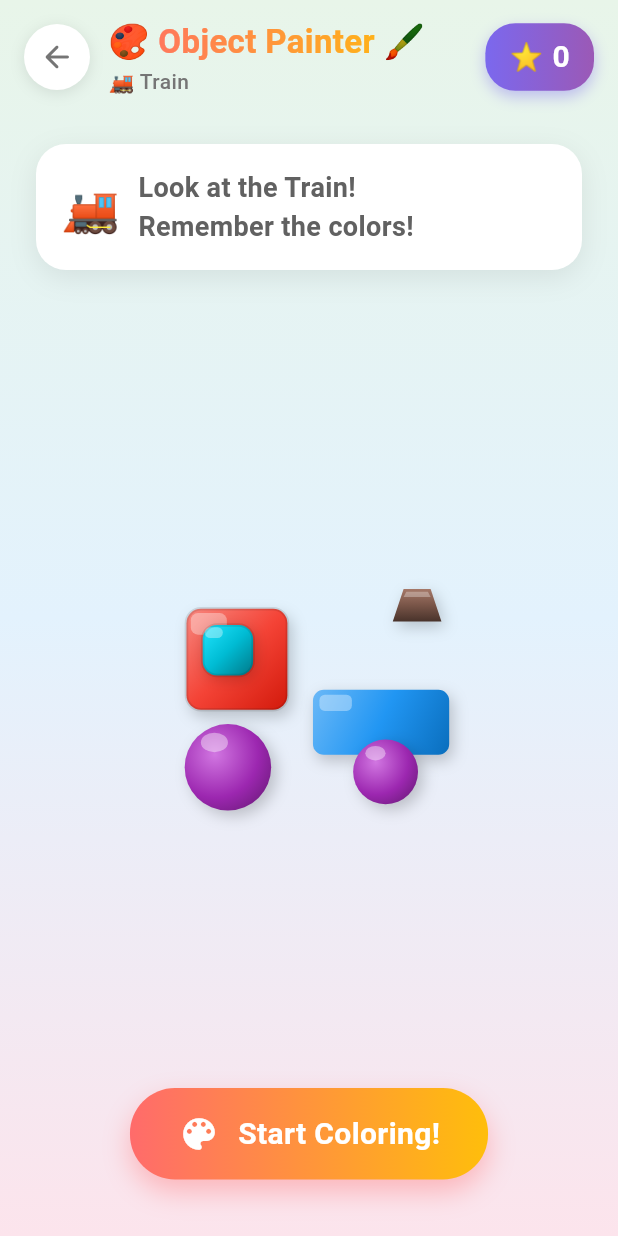
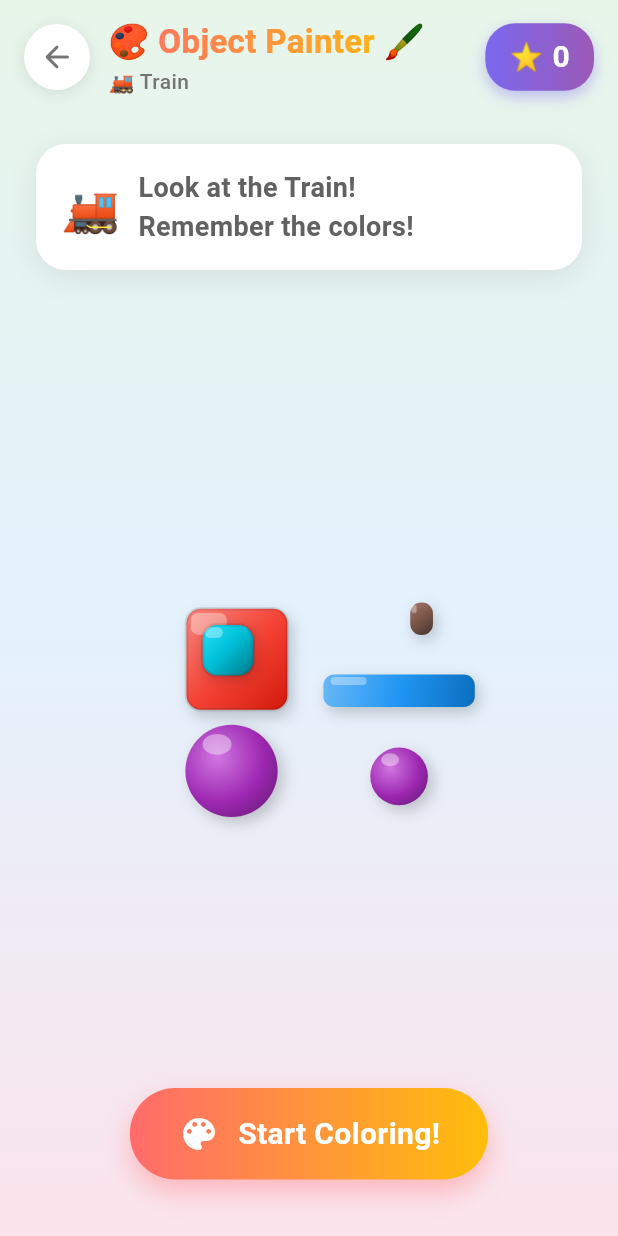
Before and after one commit to codezzi-dev/puzzle_fun, a Flutter app: the ObjectPainterGame screen opened directly, on a phone screen of 412 x 824 dp. Run offline on Flutter 3.47's test engine with Material 3 defaults, Android fonts, the phone set to English and light mode, and no system bars; our stand-ins replace audioplayers, flutter_riverpod, flutter_tts; Roboto replaces fonts that are missing (Nunito).

Commit message:
feat: Update object templates and shape widget for improved positioning and sizing

```diff
--- a/lib/object_painter/config_op.dart
+++ b/lib/object_painter/config_op.dart
@@ -43,23 +43,23 @@ final List<ObjectTemplate> objectTemplates = [
         id: 'roof',
         shapeType: 'Trapezoid',
         shapeName: 'roof',
-        position: const Offset(30, -5),
-        size: const Size(160, 90),
+        position: const Offset(20, -10),
+        size: const Size(180, 100),
         color: Colors.red,
       ),
       ObjectPart(
         id: 'chimney',
         shapeType: 'Rectangle',
         shapeName: 'chimney',
-        position: const Offset(135, 15),
-        size: const Size(25, 45),
+        position: const Offset(145, 10),
+        size: const Size(20, 60),
         color: Colors.brown,
       ),
       ObjectPart(
         id: 'body',
         shapeType: 'Square',
         shapeName: 'house walls',
-        position: const Offset(40, 75),
+        position: const Offset(40, 80),
         size: const Size(140, 130),
         color: Colors.amber,
       ),
@@ -67,7 +67,7 @@ final List<ObjectTemplate> objectTemplates = [
         id: 'door',
         shapeType: 'Rectangle',
         shapeName: 'door',
-        position: const Offset(90, 135),
+        position: const Offset(90, 140),
         size: const Size(40, 70),
         color: Colors.brown,
       ),
@@ -75,7 +75,7 @@ final List<ObjectTemplate> objectTemplates = [
         id: 'handle',
         shapeType: 'Circle',
         shapeName: 'door handle',
-        position: const Offset(120, 172),
+        position: const Offset(120, 175),
         size: const Size(8, 8),
         color: Colors.yellow,
       ),
@@ -83,7 +83,7 @@ final List<ObjectTemplate> objectTemplates = [
         id: 'window_left',
         shapeType: 'Square',
         shapeName: 'window',
-        position: const Offset(55, 95),
+        position: const Offset(55, 100),
         size: const Size(35, 35),
         color: Colors.blue,
       ),
@@ -91,7 +91,7 @@ final List<ObjectTemplate> objectTemplates = [
         id: 'window_right',
         shapeType: 'Square',
         shapeName: 'window',
-        position: const Offset(130, 95),
+        position: const Offset(130, 100),
         size: const Size(35, 35),
         color: Colors.blue,
       ),
@@ -107,24 +107,24 @@ final List<ObjectTemplate> objectTemplates = [
         id: 'body',
         shapeType: 'Rectangle',
         shapeName: 'car body',
-        position: const Offset(10, 80),
-        size: const Size(200, 60),
+        position: const Offset(10, 85),
+        size: const Size(200, 50),
         color: Colors.red,
       ),
       ObjectPart(
         id: 'roof',
         shapeType: 'Trapezoid',
         shapeName: 'car roof',
-        position: const Offset(45, 35),
-        size: const Size(130, 55),
+        position: const Offset(45, 45),
+        size: const Size(130, 45),
         color: Colors.red,
       ),
       ObjectPart(
         id: 'window_glass',
         shapeType: 'Trapezoid',
         shapeName: 'window',
-        position: const Offset(55, 42),
-        size: const Size(110, 40),
+        position: const Offset(55, 52),
+        size: const Size(100, 35),
         color: Colors.cyan,
       ),
       ObjectPart(
@@ -147,14 +147,14 @@ final List<ObjectTemplate> objectTemplates = [
         id: 'headlight',
         shapeType: 'Oval',
         shapeName: 'headlight',
-        position: const Offset(10, 95),
-        size: const Size(20, 15),
+        position: const Offset(10, 100),
+        size: const Size(20, 10),
         color: Colors.yellow,
       ),
     ],
   ),
 
-  // Object 3: Tree 🌳 - fuller foliage using overlapping semicircles
+  // Object 3: Tree 🌳 - fuller foliage using overlapping shapes
   ObjectTemplate(
     name: 'Tree',
     emoji: '🌳',
@@ -163,8 +163,8 @@ final List<ObjectTemplate> objectTemplates = [
         id: 'trunk',
         shapeType: 'Rectangle',
         shapeName: 'tree trunk',
-        position: const Offset(95, 110),
-        size: const Size(30, 90),
+        position: const Offset(102, 110),
+        size: const Size(16, 90),
         color: Colors.brown,
       ),
       ObjectPart(
@@ -179,8 +179,8 @@ final List<ObjectTemplate> objectTemplates = [
         id: 'foliage_top',
         shapeType: 'Semicircle',
         shapeName: 'leaves top',
-        position: const Offset(65, -5),
-        size: const Size(90, 80),
+        position: const Offset(65, -10),
+        size: const Size(90, 70),
         color: Colors.green,
       ),
     ],
@@ -195,48 +195,48 @@ final List<ObjectTemplate> objectTemplates = [
         id: 'nose',
         shapeType: 'Triangle',
         shapeName: 'rocket nose',
-        position: const Offset(70, -10),
-        size: const Size(80, 70),
+        position: const Offset(80, -20),
+        size: const Size(60, 60),
         color: Colors.red,
       ),
       ObjectPart(
         id: 'body',
         shapeType: 'Rectangle',
         shapeName: 'rocket body',
-        position: const Offset(70, 50),
-        size: const Size(80, 100),
+        position: const Offset(80, 40),
+        size: const Size(60, 120),
         color: Colors.cyan,
       ),
       ObjectPart(
         id: 'window',
         shapeType: 'Circle',
         shapeName: 'port hole',
-        position: const Offset(87, 65),
-        size: const Size(45, 45),
+        position: const Offset(93, 60),
+        size: const Size(34, 34),
         color: Colors.blue,
       ),
       ObjectPart(
         id: 'base',
         shapeType: 'Trapezoid',
         shapeName: 'engine base',
-        position: const Offset(65, 140),
-        size: const Size(90, 40),
+        position: const Offset(70, 160),
+        size: const Size(80, 30),
         color: Colors.teal,
       ),
       ObjectPart(
         id: 'fin_left',
         shapeType: 'Triangle',
         shapeName: 'left fin',
-        position: const Offset(35, 110),
-        size: const Size(40, 60),
+        position: const Offset(45, 120),
+        size: const Size(35, 50),
         color: Colors.red,
       ),
       ObjectPart(
         id: 'fin_right',
         shapeType: 'Triangle',
         shapeName: 'right fin',
-        position: const Offset(145, 110),
-        size: const Size(40, 60),
+        position: const Offset(140, 120),
+        size: const Size(35, 50),
         color: Colors.red,
       ),
     ],
@@ -251,40 +251,40 @@ final List<ObjectTemplate> objectTemplates = [
         id: 'body',
         shapeType: 'Oval',
         shapeName: 'fish body',
-        position: const Offset(20, 50),
-        size: const Size(140, 90),
+        position: const Offset(10, 60),
+        size: const Size(160, 80),
         color: Colors.orange,
       ),
       ObjectPart(
         id: 'gill',
         shapeType: 'Crescent',
         shapeName: 'gill',
-        position: const Offset(60, 65),
-        size: const Size(30, 60),
+        position: const Offset(65, 75),
+        size: const Size(20, 50),
         color: Colors.amber,
       ),
       ObjectPart(
         id: 'tail',
         shapeType: 'Triangle',
         shapeName: 'tail fin',
-        position: const Offset(150, 60),
-        size: const Size(55, 70),
+        position: const Offset(155, 65),
+        size: const Size(50, 70),
         color: Colors.orange,
       ),
       ObjectPart(
         id: 'eye',
         shapeType: 'Circle',
         shapeName: 'fish eye',
-        position: const Offset(45, 75),
-        size: const Size(25, 25),
+        position: const Offset(35, 80),
+        size: const Size(20, 20),
         color: Colors.yellow,
       ),
       ObjectPart(
         id: 'pupil',
         shapeType: 'Circle',
         shapeName: 'pupil',
-        position: const Offset(52, 82),
-        size: const Size(10, 10),
+        position: const Offset(40, 85),
+        size: const Size(8, 8),
         color: Colors.brown,
       ),
     ],
@@ -299,38 +299,38 @@ final List<ObjectTemplate> objectTemplates = [
         id: 'mast',
         shapeType: 'Rectangle',
         shapeName: 'mast',
-        position: const Offset(105, 10),
-        size: const Size(8, 110),
+        position: const Offset(107, 10),
+        size: const Size(6, 110),
         color: Colors.brown,
       ),
       ObjectPart(
         id: 'sail',
         shapeType: 'Triangle',
         shapeName: 'sail',
-        position: const Offset(70, 10),
-        size: const Size(100, 100),
+        position: const Offset(65, 15),
+        size: const Size(90, 100),
         color: Colors.cyan,
       ),
       ObjectPart(
         id: 'hull',
         shapeType: 'Trapezoid',
         shapeName: 'boat hull',
-        position: const Offset(30, 110),
-        size: const Size(160, 60),
+        position: const Offset(30, 120),
+        size: const Size(160, 50),
         color: Colors.red,
       ),
       ObjectPart(
         id: 'window_hull',
         shapeType: 'Circle',
         shapeName: 'porthole',
-        position: const Offset(70, 125),
-        size: const Size(25, 25),
+        position: const Offset(70, 132),
+        size: const Size(20, 20),
         color: Colors.yellow,
       ),
     ],
   ),
 
-  // Object 7: Airplane ✈️ - [NEW] Parallelogram wings
+  // Object 7: Airplane ✈️ - Long slim fuselage
   ObjectTemplate(
     name: 'Airplane',
     emoji: '✈️',
@@ -339,46 +339,46 @@ final List<ObjectTemplate> objectTemplates = [
         id: 'body',
         shapeType: 'Oval',
         shapeName: 'fuselage',
-        position: const Offset(20, 80),
-        size: const Size(180, 45),
+        position: const Offset(5, 90),
+        size: const Size(210, 30),
         color: Colors.blue,
       ),
       ObjectPart(
         id: 'wing_top',
         shapeType: 'Parallelogram',
         shapeName: 'top wing',
-        position: const Offset(60, 30),
-        size: const Size(70, 70),
+        position: const Offset(70, 40),
+        size: const Size(60, 70),
         color: Colors.purple,
       ),
       ObjectPart(
         id: 'wing_bottom',
         shapeType: 'Parallelogram',
         shapeName: 'bottom wing',
-        position: const Offset(60, 95),
-        size: const Size(70, 70),
+        position: const Offset(70, 100),
+        size: const Size(60, 70),
         color: Colors.purple,
       ),
       ObjectPart(
         id: 'tail',
         shapeType: 'Triangle',
         shapeName: 'tail',
-        position: const Offset(160, 60),
-        size: const Size(40, 50),
+        position: const Offset(175, 70),
+        size: const Size(35, 40),
         color: Colors.red,
       ),
       ObjectPart(
         id: 'nose',
         shapeType: 'Semicircle',
         shapeName: 'nose cone',
-        position: const Offset(10, 70),
-        size: const Size(30, 65),
+        position: const Offset(5, 87),
+        size: const Size(20, 36),
         color: Colors.orange,
       ),
     ],
   ),
 
-  // Object 8: Castle 🏰 - [NEW] Complex building
+  // Object 8: Castle 🏰 - Tall narrow towers
   ObjectTemplate(
     name: 'Castle',
     emoji: '🏰',
@@ -387,87 +387,87 @@ final List<ObjectTemplate> objectTemplates = [
         id: 'base',
         shapeType: 'Rectangle',
         shapeName: 'main wall',
-        position: const Offset(40, 90),
-        size: const Size(140, 90),
+        position: const Offset(50, 100),
+        size: const Size(120, 80),
         color: Colors.amber,
       ),
       ObjectPart(
         id: 'tower_left',
         shapeType: 'Rectangle',
         shapeName: 'left tower',
-        position: const Offset(30, 40),
-        size: const Size(35, 140),
+        position: const Offset(35, 40),
+        size: const Size(25, 140),
         color: Colors.amber,
       ),
       ObjectPart(
         id: 'tower_right',
         shapeType: 'Rectangle',
         shapeName: 'right tower',
-        position: const Offset(155, 40),
-        size: const Size(35, 140),
+        position: const Offset(160, 40),
+        size: const Size(25, 140),
         color: Colors.amber,
       ),
       ObjectPart(
         id: 'gate',
         shapeType: 'Semicircle',
         shapeName: 'castle gate',
-        position: const Offset(85, 130),
-        size: const Size(50, 50),
+        position: const Offset(90, 140),
+        size: const Size(40, 40),
         color: Colors.brown,
       ),
       ObjectPart(
         id: 'roof_left',
         shapeType: 'Triangle',
         shapeName: 'left roof',
-        position: const Offset(22, 5),
-        size: const Size(50, 45),
+        position: const Offset(28, 5),
+        size: const Size(40, 40),
         color: Colors.purple,
       ),
       ObjectPart(
         id: 'roof_right',
         shapeType: 'Triangle',
         shapeName: 'right roof',
-        position: const Offset(147, 5),
-        size: const Size(50, 45),
+        position: const Offset(153, 5),
+        size: const Size(40, 40),
         color: Colors.purple,
       ),
     ],
   ),
 
-  // Object 9: Robot 🤖 - [NEW] Square and Rectangle based
+  // Object 9: Robot 🤖 - Boxy structure
   ObjectTemplate(
     name: 'Robot',
     emoji: '🤖',
     parts: [
       ObjectPart(
         id: 'body',
-        shapeType: 'Square',
+        shapeType: 'Rectangle',
         shapeName: 'robot body',
-        position: const Offset(65, 70),
-        size: const Size(90, 80),
+        position: const Offset(70, 80),
+        size: const Size(80, 100),
         color: Colors.blue,
       ),
       ObjectPart(
         id: 'head',
-        shapeType: 'Circle',
+        shapeType: 'Oval',
         shapeName: 'robot head',
-        position: const Offset(80, 15),
-        size: const Size(60, 60),
+        position: const Offset(85, 20),
+        size: const Size(50, 60),
         color: Colors.cyan,
       ),
       ObjectPart(
         id: 'neck',
         shapeType: 'Rectangle',
         shapeName: 'neck',
-        position: const Offset(102, 65),
-        size: const Size(16, 12),
+        position: const Offset(102, 75),
+        size: const Size(16, 10),
         color: Colors.teal,
       ),
       ObjectPart(
         id: 'antenna',
         shapeType: 'Rectangle',
         shapeName: 'antenna',
-        position: const Offset(107, -5),
+        position: const Offset(107, 0),
         size: const Size(6, 25),
         color: Colors.red,
       ),
@@ -475,14 +475,14 @@ final List<ObjectTemplate> objectTemplates = [
         id: 'button',
         shapeType: 'Circle',
         shapeName: 'power button',
-        position: const Offset(95, 100),
+        position: const Offset(95, 110),
         size: const Size(30, 30),
         color: Colors.yellow,
       ),
     ],
   ),
 
-  // Object 10: Train 🚂 - [NEW] Engine
+  // Object 10: Train 🚂 - Long boiler and slim stack
   ObjectTemplate(
     name: 'Train',
     emoji: '🚂',
@@ -499,16 +499,16 @@ final List<ObjectTemplate> objectTemplates = [
         id: 'boiler',
         shapeType: 'Rectangle',
         shapeName: 'boiler',
-        position: const Offset(105, 90),
-        size: const Size(90, 50),
+        position: const Offset(110, 95),
+        size: const Size(100, 45),
         color: Colors.blue,
       ),
       ObjectPart(
         id: 'smokestack',
-        shapeType: 'Trapezoid',
+        shapeType: 'Rectangle',
         shapeName: 'smoke stack',
-        position: const Offset(155, 55),
-        size: const Size(30, 45),
+        position: const Offset(165, 55),
+        size: const Size(15, 45),
         color: Colors.brown,
       ),
       ObjectPart(
@@ -516,15 +516,15 @@ final List<ObjectTemplate> objectTemplates = [
         shapeType: 'Circle',
         shapeName: 'big wheel',
         position: const Offset(35, 130),
-        size: const Size(60, 60),
+        size: const Size(64, 64),
         color: Colors.purple,
       ),
       ObjectPart(
         id: 'wheel_small',
         shapeType: 'Circle',
         shapeName: 'small wheel',
-        position: const Offset(130, 140),
-        size: const Size(45, 45),
+        position: const Offset(140, 145),
+        size: const Size(40, 40),
         color: Colors.purple,
       ),
       ObjectPart(
@@ -538,7 +538,7 @@ final List<ObjectTemplate> objectTemplates = [
     ],
   ),
 
-  // Object 11: Flower 🌸 - realistic petals and leaves
+  // Object 11: Flower 🌸 - realistic petals and slim stem
   ObjectTemplate(
     name: 'Flower',
     emoji: '🌸',
@@ -547,15 +547,15 @@ final List<ObjectTemplate> objectTemplates = [
         id: 'stem',
         shapeType: 'Rectangle',
         shapeName: 'stem',
-        position: const Offset(105, 100),
-        size: const Size(12, 100),
+        position: const Offset(105, 105),
+        size: const Size(10, 100),
         color: Colors.green,
       ),
       ObjectPart(
         id: 'leaf_left',
         shapeType: 'Crescent',
         shapeName: 'leaf',
-        position: const Offset(75, 120),
+        position: const Offset(75, 125),
         size: const Size(35, 35),
         color: Colors.green,
       ),
@@ -610,7 +610,7 @@ final List<ObjectTemplate> objectTemplates = [
     ],
   ),
 
-  // Object 12: Butterfly 🦋 - better wing structure
+  // Object 12: Butterfly 🦋 - Oval body and semicircular wings
   ObjectTemplate(
     name: 'Butterfly',
     emoji: '🦋',
@@ -619,7 +619,7 @@ final List<ObjectTemplate> objectTemplates = [
         id: 'wing_tl',
         shapeType: 'Semicircle',
         shapeName: 'top wing',
-        position: const Offset(20, 15),
+        position: const Offset(20, 10),
         size: const Size(90, 80),
         color: Colors.purple,
       ),
@@ -627,7 +627,7 @@ final List<ObjectTemplate> objectTemplates = [
         id: 'wing_tr',
         shapeType: 'Semicircle',
         shapeName: 'top wing',
-        position: const Offset(110, 15),
+        position: const Offset(110, 10),
         size: const Size(90, 80),
         color: Colors.purple,
       ),
@@ -651,8 +651,8 @@ final List<ObjectTemplate> objectTemplates = [
         id: 'body',
         shapeType: 'Oval',
         shapeName: 'butterfly body',
-        position: const Offset(95, 30),
-        size: const Size(30, 130),
+        position: const Offset(98, 30),
+        size: const Size(24, 130),
         color: Colors.brown,
       ),
       ObjectPart(
@@ -674,7 +674,7 @@ final List<ObjectTemplate> objectTemplates = [
     ],
   ),
 
-  // Object 13: Truck 🚚 - realistic delivery truck
+  // Object 13: Truck 🚚 - realistic delivery truck proportions
   ObjectTemplate(
     name: 'Truck',
     emoji: '🚚',
@@ -683,16 +683,16 @@ final List<ObjectTemplate> objectTemplates = [
         id: 'cargo',
         shapeType: 'Rectangle',
         shapeName: 'cargo box',
-        position: const Offset(10, 40),
-        size: const Size(140, 90),
+        position: const Offset(10, 45),
+        size: const Size(130, 85),
         color: Colors.orange,
       ),
       ObjectPart(
         id: 'cabin',
         shapeType: 'Trapezoid',
         shapeName: 'truck cabin',
-        position: const Offset(145, 60),
-        size: const Size(65, 70),
+        position: const Offset(140, 65),
+        size: const Size(70, 65),
         color: Colors.blue,
       ),
       ObjectPart(
@@ -707,24 +707,24 @@ final List<ObjectTemplate> objectTemplates = [
         id: 'wheel_1',
         shapeType: 'Circle',
         shapeName: 'wheel',
-        position: const Offset(30, 120),
-        size: const Size(40, 40),
+        position: const Offset(30, 125),
+        size: const Size(44, 44),
         color: Colors.purple,
       ),
       ObjectPart(
         id: 'wheel_2',
         shapeType: 'Circle',
         shapeName: 'wheel',
-        position: const Offset(100, 120),
-        size: const Size(40, 40),
+        position: const Offset(100, 125),
+        size: const Size(44, 44),
         color: Colors.purple,
       ),
       ObjectPart(
         id: 'wheel_3',
         shapeType: 'Circle',
         shapeName: 'wheel',
-        position: const Offset(160, 120),
-        size: const Size(40, 40),
+        position: const Offset(160, 125),
+        size: const Size(44, 44),
         color: Colors.purple,
       ),
     ],
--- a/lib/object_painter/widgets/colorable_object.dart
+++ b/lib/object_painter/widgets/colorable_object.dart
@@ -37,7 +37,8 @@ class ColorableObject extends StatelessWidget {
               child: ShapeWidget(
                 shapeType: part.shapeType,
                 color: part.color,
-                size: part.size.width,
+                width: part.size.width,
+                height: part.size.height,
               ),
             );
           } else {
@@ -126,7 +127,8 @@ class _ColorablePartState extends State<_ColorablePart> with SingleTickerProvide
           ShapeWidget(
             shapeType: widget.part.shapeType,
             color: widget.appliedColor!,
-            size: widget.part.size.width,
+            width: widget.part.size.width,
+            height: widget.part.size.height,
           ),
           if (widget.isCorrect)
             Positioned(
--- a/lib/shape_master/widgets/shape_painters.dart
+++ b/lib/shape_master/widgets/shape_painters.dart
@@ -787,15 +787,24 @@ class CrescentPainter extends CustomPainter {
 class ShapeWidget extends StatelessWidget {
   final String shapeType;
   final Color color;
-  final double size;
+  final double? width;
+  final double? height;
+  final double? size;
 
-  const ShapeWidget({super.key, required this.shapeType, required this.color, this.size = 80});
+  const ShapeWidget({
+    super.key,
+    required this.shapeType,
+    required this.color,
+    this.width,
+    this.height,
+    this.size = 80,
+  });
 
   @override
   Widget build(BuildContext context) {
     return SizedBox(
-      width: size,
-      height: size,
+      width: width ?? size,
+      height: height ?? size,
       child: CustomPaint(painter: _getPainter()),
     );
   }
```
